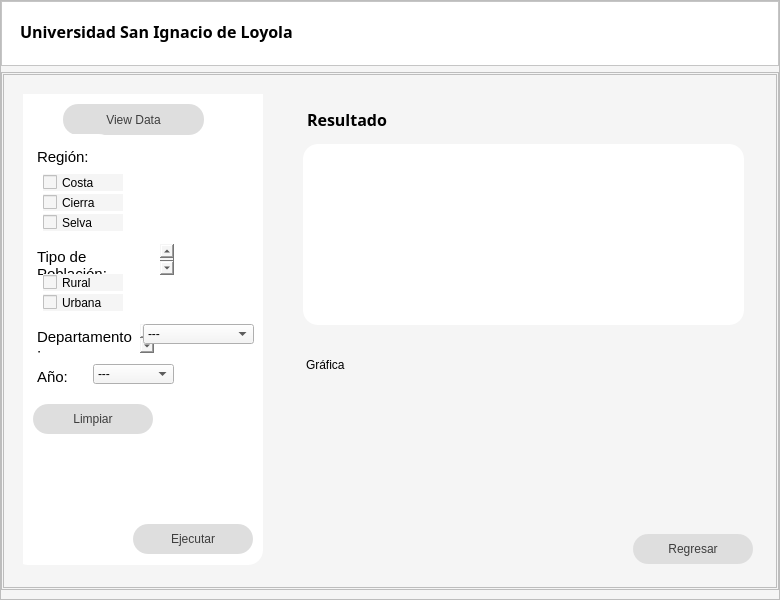
Above: PyQt.ui from RoYDraxT/PyQt before the change. Below: the same form after it.
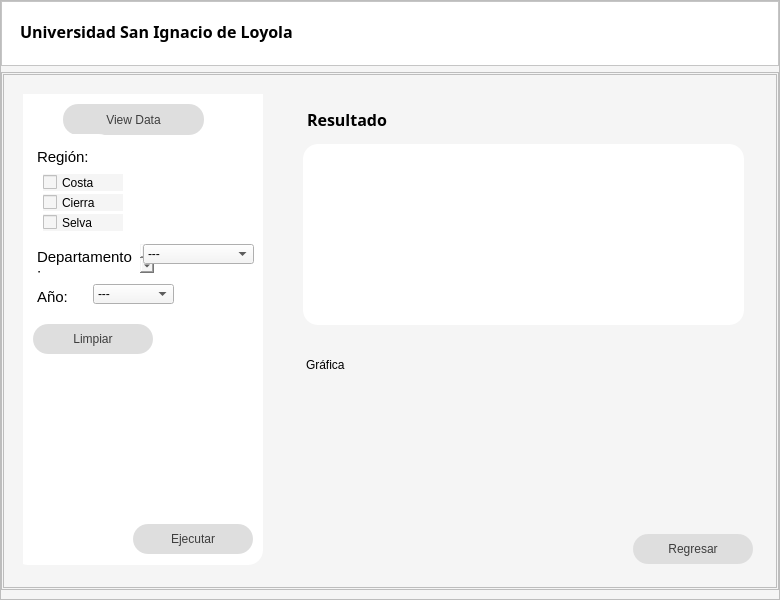
That is the form after the change. Icons and pictures are not drawn.

Diff of the .ui file:
```diff
--- a/PyQt.ui
+++ b/PyQt.ui
@@ -467,7 +467,7 @@
                   <property name="geometry">
                    <rect>
                     <x>20</x>
-                    <y>330</y>
+                    <y>250</y>
                     <width>120</width>
                     <height>30</height>
                    </rect>
@@ -526,7 +526,7 @@
                   <property name="geometry">
                    <rect>
                     <x>10</x>
-                    <y>280</y>
+                    <y>200</y>
                     <width>91</width>
                     <height>49</height>
                    </rect>
@@ -547,7 +547,7 @@
                   <property name="geometry">
                    <rect>
                     <x>80</x>
-                    <y>290</y>
+                    <y>210</y>
                     <width>81</width>
                     <height>20</height>
                    </rect>
@@ -641,7 +641,7 @@
                   <property name="geometry">
                    <rect>
                     <x>10</x>
-                    <y>240</y>
+                    <y>160</y>
                     <width>141</width>
                     <height>49</height>
                    </rect>
@@ -662,7 +662,7 @@
                   <property name="geometry">
                    <rect>
                     <x>130</x>
-                    <y>250</y>
+                    <y>170</y>
                     <width>111</width>
                     <height>20</height>
                    </rect>
@@ -798,67 +798,6 @@
                    </property>
                   </item>
                  </widget>
-                 <widget class="QCheckBox" name="rural">
-                  <property name="geometry">
-                   <rect>
-                    <x>30</x>
-                    <y>200</y>
-                    <width>80</width>
-                    <height>17</height>
-                   </rect>
-                  </property>
-                  <property name="text">
-                   <string>Rural</string>
-                  </property>
-                 </widget>
-                 <widget class="QPlainTextEdit" name="tipo_poblacion">
-                  <property name="geometry">
-                   <rect>
-                    <x>10</x>
-                    <y>160</y>
-                    <width>161</width>
-                    <height>51</height>
-                   </rect>
-                  </property>
-                  <property name="font">
-                   <font>
-                    <family>Arial</family>
-                    <pointsize>11</pointsize>
-                    <weight>50</weight>
-                    <bold>false</bold>
-                   </font>
-                  </property>
-                  <property name="plainText">
-                   <string>Tipo de Población:</string>
-                  </property>
-                 </widget>
-                 <widget class="QCheckBox" name="urbana">
-                  <property name="geometry">
-                   <rect>
-                    <x>30</x>
-                    <y>220</y>
-                    <width>80</width>
-                    <height>17</height>
-                   </rect>
-                  </property>
-                  <property name="text">
-                   <string>Urbana</string>
-                  </property>
-                 </widget>
-                 <zorder>tipo_poblacion</zorder>
-                 <zorder>bt_view</zorder>
-                 <zorder>bt_limpiar</zorder>
-                 <zorder>region</zorder>
-                 <zorder>bt_ejecutar</zorder>
-                 <zorder>anio</zorder>
-                 <zorder>anio_box</zorder>
-                 <zorder>costa</zorder>
-                 <zorder>sierra</zorder>
-                 <zorder>selva</zorder>
-                 <zorder>departamento</zorder>
-                 <zorder>departamento_box</zorder>
-                 <zorder>rural</zorder>
-                 <zorder>urbana</zorder>
                 </widget>
                 <widget class="QFrame" name="frame_grafc">
                  <property name="geometry">
```
